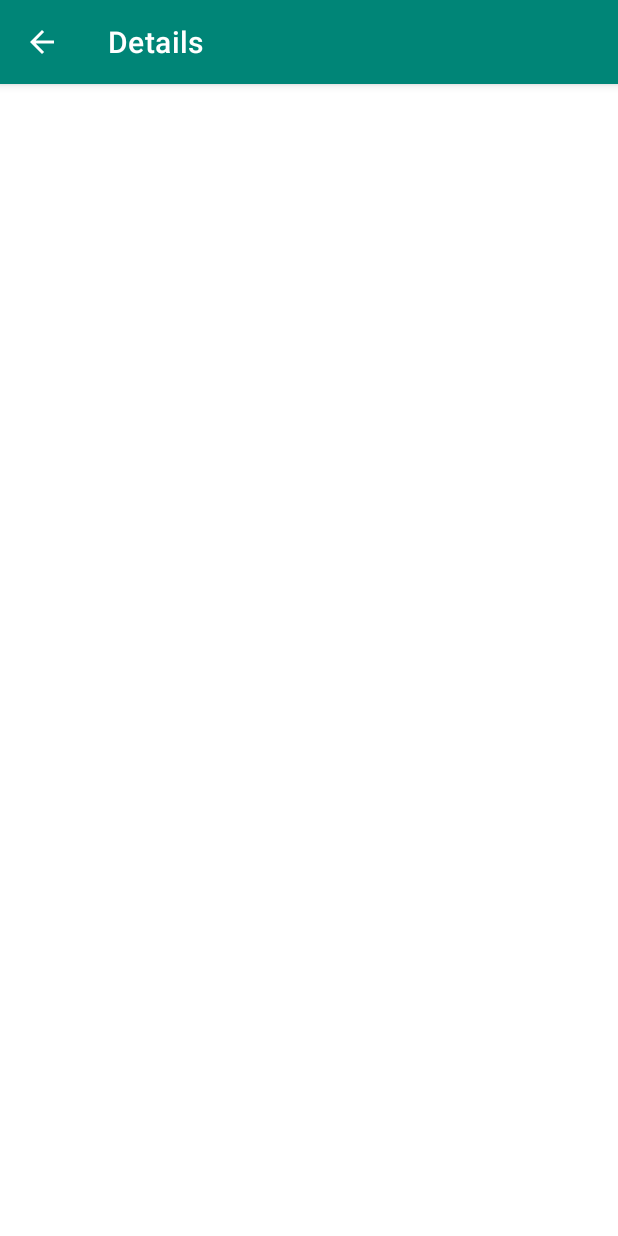
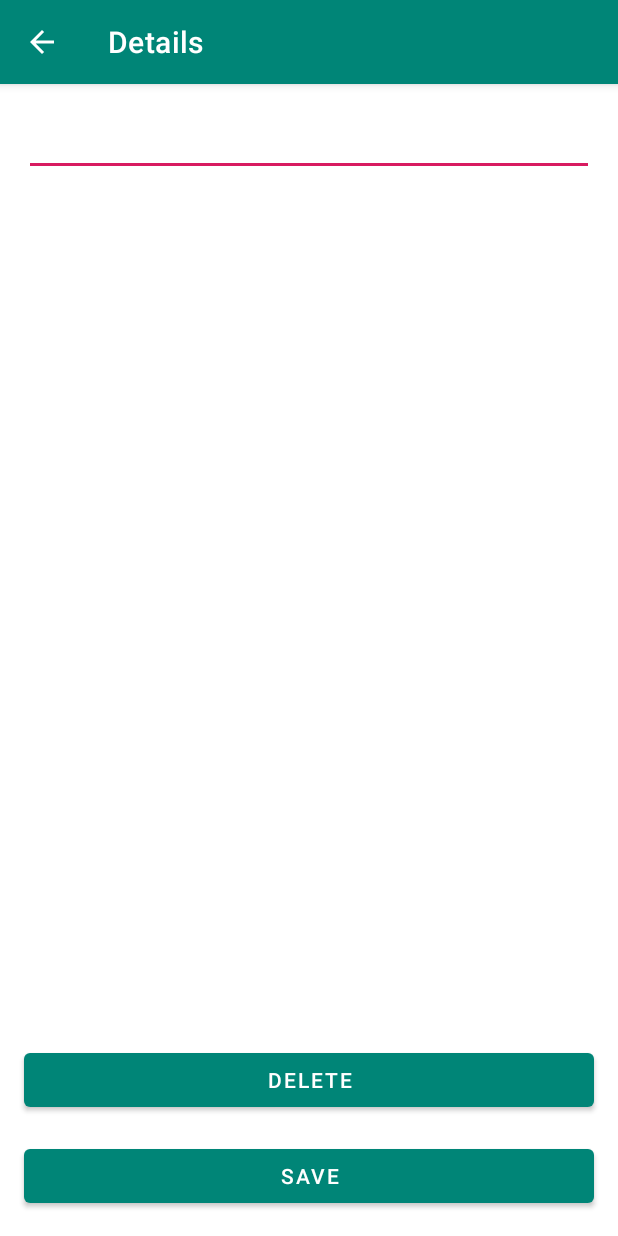
Before and after one commit to Alecfut07/marvel-comics, an Android app: the CharacterDetailsActivity screen opened directly, with no data from a screen before it, on a phone screen of 412 x 824 dp. Run offline under Robolectric (Android 15) with nearby library versions, the phone set to English and light mode, and no system bars.

Commit message:
Add standard margin in dimens file.

```diff
--- a/app/src/main/java/com/example/marvelcomics/CharacterDetailsActivity.kt
+++ b/app/src/main/java/com/example/marvelcomics/CharacterDetailsActivity.kt
@@ -14,7 +14,10 @@ class CharacterDetailsActivity : AppCompatActivity() {
     override fun onCreate(savedInstanceState: Bundle?) {
         super.onCreate(savedInstanceState)
         setContentView(R.layout.activity_character_details)
-        details_name_text_view.text = intent.getStringExtra(NAME_KEY)
+        val name = intent.getStringExtra(NAME_KEY)
+        details_name_edit_text.setText(name)
+        // Referencías cajita
+        // cajita.setText(name)
         supportActionBar?.title = this.getString(R.string.details_title)
     }
 }
--- a/app/src/main/java/com/example/marvelcomics/CharactersActivity.kt
+++ b/app/src/main/java/com/example/marvelcomics/CharactersActivity.kt
@@ -6,6 +6,7 @@ import androidx.appcompat.app.AppCompatActivity
 import android.os.Bundle
 import android.util.Log
 import androidx.recyclerview.widget.LinearLayoutManager
+import com.example.marvelcomics.CharacterDetailsActivity.Companion.INDEX_KEY
 import com.example.marvelcomics.CharacterDetailsActivity.Companion.NAME_KEY
 import com.example.marvelcomics.CharacterDetailsActivity.Companion.UPDATE_REQUEST_CODE
 import com.example.marvelcomics.NewCharacterActivity.Companion.ADD_REQUEST_CODE
--- a/app/src/main/java/com/example/marvelcomics/CharactersStorage.kt
+++ b/app/src/main/java/com/example/marvelcomics/CharactersStorage.kt
@@ -1,5 +1,7 @@
 package com.example.marvelcomics
 
 object CharactersStorage {
-    val characters: MutableList<Character> = mutableListOf()
+    val characters: MutableList<Character> = mutableListOf(
+        Character("alec")
+    )
 }
--- a/app/src/main/res/layout/activity_character_details.xml
+++ b/app/src/main/res/layout/activity_character_details.xml
@@ -1,19 +1,35 @@
 <?xml version="1.0" encoding="utf-8"?>
 <androidx.constraintlayout.widget.ConstraintLayout xmlns:android="http://schemas.android.com/apk/res/android"
+    xmlns:app="http://schemas.android.com/apk/res-auto"
     xmlns:tools="http://schemas.android.com/tools"
     android:layout_width="match_parent"
     android:layout_height="match_parent"
-    xmlns:app="http://schemas.android.com/apk/res-auto"
     tools:context=".CharacterDetailsActivity">
 
-    <TextView
-        android:id="@+id/details_name_text_view"
-        android:layout_width="wrap_content"
+    <EditText
+        android:id="@+id/details_name_edit_text"
+        android:layout_width="match_parent"
         android:layout_height="wrap_content"
-        app:layout_constraintStart_toStartOf="parent"
-        app:layout_constraintEnd_toEndOf="parent"
+        android:layout_margin="@dimen/standard_margin"
         app:layout_constraintTop_toTopOf="parent"
+        android:maxLines="1"
+        android:inputType="text"/>
+
+
+    <com.google.android.material.button.MaterialButton
+        android:id="@+id/details_delete_button"
+        android:layout_width="match_parent"
+        android:layout_height="wrap_content"
+        app:layout_constraintBottom_toTopOf="@id/details_save_button"
+        android:layout_margin="@dimen/standard_margin"
+        android:text="@string/delete"/>
+
+    <com.google.android.material.button.MaterialButton
+        android:id="@+id/details_save_button"
+        android:layout_width="match_parent"
+        android:layout_height="wrap_content"
         app:layout_constraintBottom_toBottomOf="parent"
-        tools:text="NAME" />
+        android:layout_margin="@dimen/standard_margin"
+        android:text="@string/save"/>
 
 </androidx.constraintlayout.widget.ConstraintLayout>
--- a/app/src/main/res/layout/activity_characters.xml
+++ b/app/src/main/res/layout/activity_characters.xml
@@ -15,7 +15,7 @@
         android:id="@+id/characters_add_button"
         android:layout_width="wrap_content"
         android:layout_height="wrap_content"
-        android:layout_margin="16dp"
+        android:layout_margin="@dimen/standard_margin"
         app:layout_constraintBottom_toBottomOf="parent"
         app:layout_constraintEnd_toEndOf="parent"
         app:srcCompat="@android:drawable/ic_input_add"
--- a/app/src/main/res/layout/activity_new_character.xml
+++ b/app/src/main/res/layout/activity_new_character.xml
@@ -9,7 +9,9 @@
         android:id="@+id/new_name_edit_text"
         android:layout_width="match_parent"
         android:layout_height="wrap_content"
-        android:layout_margin="16dp"
+        android:layout_margin="@dimen/standard_margin"
+        android:maxLines="1"
+        android:inputType="text"
         android:hint="@string/enter_name"
         app:layout_constraintTop_toTopOf="parent"/>
 
@@ -18,7 +20,7 @@
         android:layout_width="match_parent"
         android:layout_height="wrap_content"
         app:layout_constraintBottom_toBottomOf="parent"
-        android:layout_margin="16dp"
+        android:layout_margin="@dimen/standard_margin"
         android:text="@string/add"/>
 
 </androidx.constraintlayout.widget.ConstraintLayout>
--- a/app/src/main/res/layout/item_character.xml
+++ b/app/src/main/res/layout/item_character.xml
@@ -9,7 +9,7 @@
         android:id="@+id/name_text_view"
         android:layout_width="wrap_content"
         android:layout_height="wrap_content"
-        android:layout_marginVertical="10dp"
+        android:layout_margin="@dimen/standard_margin"
         android:textSize="18sp"
         tools:text="Character name" />
 </LinearLayout>
--- /dev/null
+++ b/app/src/main/res/values/dimens.xml
@@ -0,0 +1,4 @@
+<?xml version="1.0" encoding="utf-8"?>
+<resources>
+    <dimen name="standard_margin">16dp</dimen>
+</resources>
--- a/app/src/main/res/values/strings.xml
+++ b/app/src/main/res/values/strings.xml
@@ -6,4 +6,6 @@
     <string name="add">Add</string>
     <string name="new_title">New</string>
     <string name="details_title">Details</string>
+    <string name="delete">Delete</string>
+    <string name="save">Save</string>
 </resources>
```
